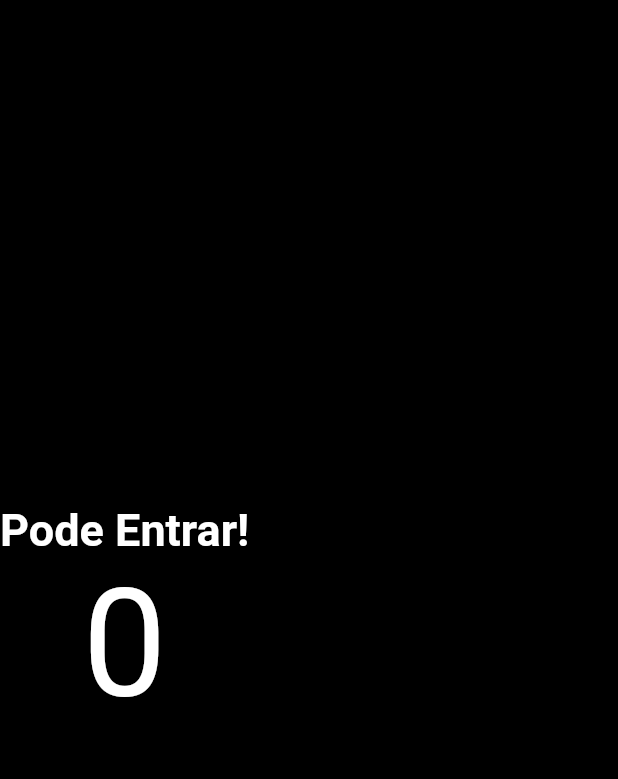
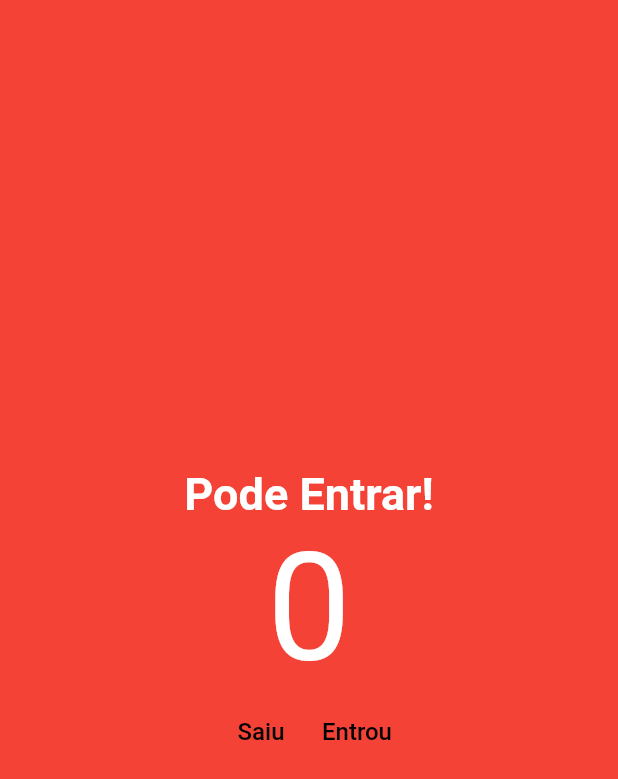
Before and after one commit to Willian000067/Contadordepessoas, a Flutter app: the screen it shows after launch, on a phone screen of 412 x 824 dp. Shown: the top 779 px of the screen. Run offline on Flutter 3.47's test engine with Material 2 defaults, Android fonts, the phone set to English and light mode, and no system bars.

Commit message:
Botao_Linha

```diff
--- a/flutter_application_1/lib/main.dart
+++ b/flutter_application_1/lib/main.dart
@@ -18,14 +18,22 @@ class MyApp extends StatelessWidget {
 class HomePage extends StatelessWidget {
   const HomePage({Key? key}) : super(key: key);
 
+  void decrement() {
+    print('Decrement');
+  }
+
+  void increment() {
+    print('Increment');
+  }
+
   @override
   Widget build(BuildContext context) {
     return Scaffold(
-      backgroundColor: Colors.black,
+      backgroundColor: Colors.red,
       body: Column(
         mainAxisAlignment: MainAxisAlignment.center,
-        children: const [
-          Text(
+        children: [
+          const Text(
             'Pode Entrar!',
             style: TextStyle(
               fontSize: 30,
@@ -33,13 +41,38 @@ class HomePage extends StatelessWidget {
               fontWeight: FontWeight.w700,
             ),
           ),
-          Text(
+          const Text(
             '0',
             style: TextStyle(
               fontSize: 100,
               color: Colors.white,
             ),
-          )
+          ),
+          Row(
+            mainAxisAlignment: MainAxisAlignment.center,
+            children: [
+              TextButton(
+                onPressed: decrement,
+                child: Text(
+                  'Saiu',
+                  style: TextStyle(
+                    color: Colors.black,
+                    fontSize: 16,
+                  ),
+                ),
+              ),
+              TextButton(
+                onPressed: increment,
+                child: Text(
+                  'Entrou',
+                  style: TextStyle(
+                    color: Colors.black,
+                    fontSize: 16,
+                  ),
+                ),
+              ),
+            ],
+          ),
         ],
       ),
     );
```
